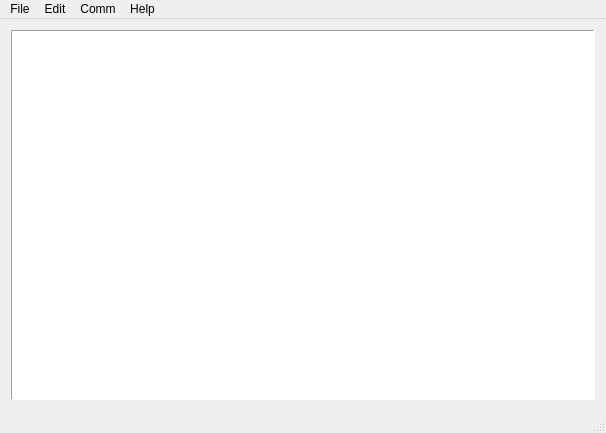
Old version of the form mainwindow.ui in the repository bleverett/qst.
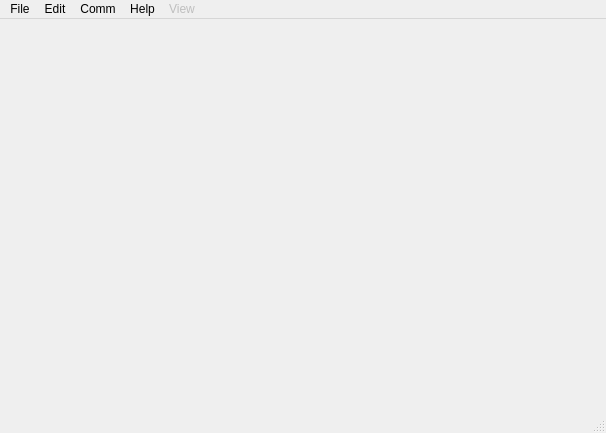
New version of the form. Icons and pictures are not drawn.

Diff of the .ui file:
```diff
--- a/mainwindow.ui
+++ b/mainwindow.ui
@@ -20,35 +20,7 @@
   <widget class="QWidget" name="centralWidget">
    <layout class="QVBoxLayout" name="verticalLayout">
     <item>
-     <widget class="QPlainTextEdit" name="textEdit">
-      <property name="font">
-       <font>
-        <family>Courier New</family>
-        <pointsize>10</pointsize>
-       </font>
-      </property>
-      <property name="frameShape">
-       <enum>QFrame::Panel</enum>
-      </property>
-      <property name="lineWidth">
-       <number>1</number>
-      </property>
-      <property name="undoRedoEnabled">
-       <bool>false</bool>
-      </property>
-      <property name="readOnly">
-       <bool>true</bool>
-      </property>
-      <property name="overwriteMode">
-       <bool>false</bool>
-      </property>
-      <property name="textInteractionFlags">
-       <set>Qt::TextSelectableByMouse</set>
-      </property>
-      <property name="maximumBlockCount">
-       <number>10000</number>
-      </property>
-     </widget>
+     <layout class="QGridLayout" name="fromDeviceGridLayout"/>
     </item>
    </layout>
   </widget>
@@ -58,7 +30,7 @@
      <x>0</x>
      <y>0</y>
      <width>606</width>
-     <height>23</height>
+     <height>19</height>
     </rect>
    </property>
    <widget class="QMenu" name="menuFile">
@@ -97,10 +69,23 @@
     <addaction name="actionAbout"/>
     <addaction name="actionAbout_Qt"/>
    </widget>
+   <widget class="QMenu" name="menuView">
+    <property name="enabled">
+     <bool>false</bool>
+    </property>
+    <property name="tearOffEnabled">
+     <bool>false</bool>
+    </property>
+    <property name="title">
+     <string>View</string>
+    </property>
+    <addaction name="actionTerminal"/>
+   </widget>
    <addaction name="menuFile"/>
    <addaction name="menuEdit"/>
    <addaction name="menuComm"/>
    <addaction name="menuHelp"/>
+   <addaction name="menuView"/>
   </widget>
   <widget class="QStatusBar" name="sbStatus">
    <property name="sizePolicy">
```
Left out of the diff: 87 changed lines with no effect on the pictures.
